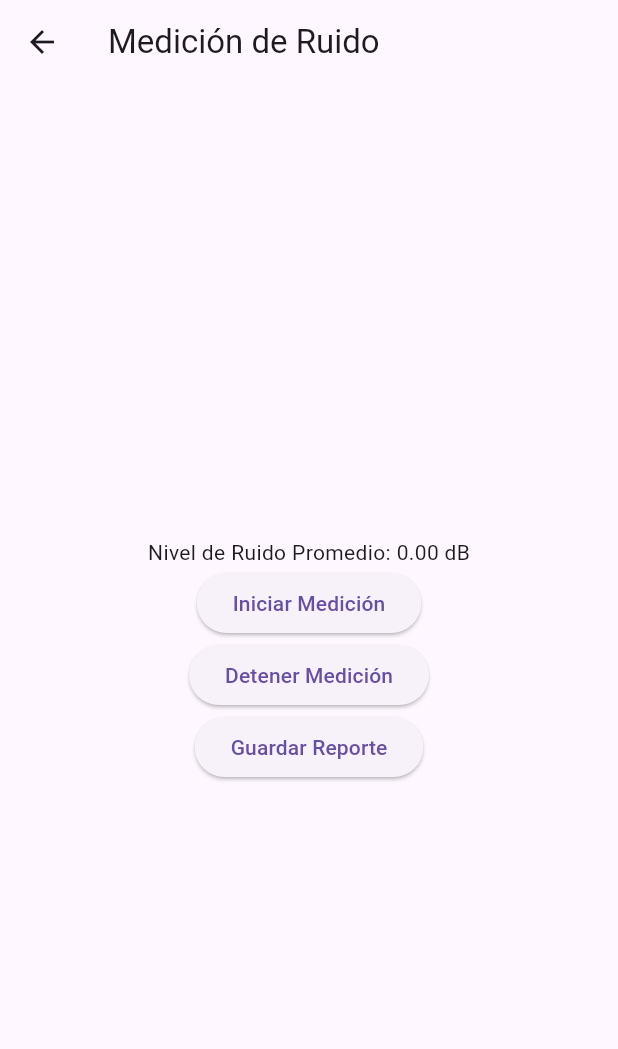
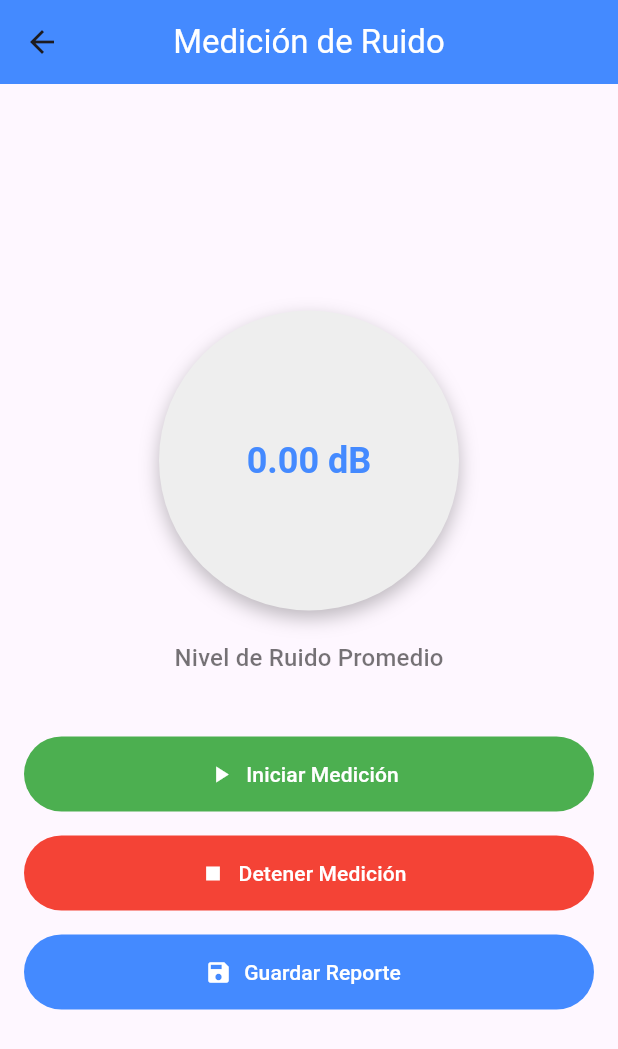
Before and after one commit to IsaacPater31/Flutter-proyects, a Flutter app: the HomePage screen opened directly, after a tap on "Realizar Medición", on a phone screen of 412 x 824 dp. Shown: the top 1049 px of the screen. Run offline on Flutter 3.47's test engine with Material 3 defaults, Android fonts, the phone set to English and light mode, and no system bars; our stand-ins replace flutter_map, geolocator, latlong2, permission_handler; missing offline and left inert: noise_meter; network calls fail.

Commit message:
Mejoras en aspectos visuales

```diff
--- a/appruido/lib/views/Reports_view.dart
+++ b/appruido/lib/views/Reports_view.dart
@@ -1,6 +1,5 @@
 import 'package:appruido/controllers/Reports_controller.dart';
 import 'package:flutter/material.dart';
-
 
 class ReportsView extends StatefulWidget {
   @override
@@ -24,33 +23,84 @@ class _ReportsViewState extends State<ReportsView> {
     });
   }
 
+  // Método para determinar el color del ícono basado en el nivel de ruido
+  Color getMarkerColor(double nivelRuido) {
+    if (nivelRuido < 65) {
+      return Colors.green; // Nivel seguro
+    } else if (nivelRuido < 85) {
+      return Colors.yellow; // Nivel moderado
+    } else {
+      return Colors.red; // Nivel alto
+    }
+  }
+
   @override
   Widget build(BuildContext context) {
     return Scaffold(
       appBar: AppBar(
-        title: Text('Reportes de Ruido'),
+        title: Text(
+          'Reportes de Ruido',
+          style: Theme.of(context).textTheme.titleLarge?.copyWith(color: Colors.white),
         ),
-      body: isLoading
+        centerTitle: true,
+        backgroundColor: Colors.blueAccent,
+      ),
+      body: AnimatedSwitcher(
+        duration: Duration(milliseconds: 500),
+        child: isLoading
             ? Center(child: CircularProgressIndicator())
             : reportsController.reportData.isEmpty
-              ? Center(child: Text('No se encontraron reportes'))
+                ? Center(
+                    child: Column(
+                      mainAxisAlignment: MainAxisAlignment.center,
+                      children: [
+                        Icon(Icons.info_outline, size: 50, color: Colors.grey),
+                        SizedBox(height: 10),
+                        Text(
+                          'No se encontraron reportes',
+                          style: Theme.of(context).textTheme.titleMedium?.copyWith(color: Colors.grey),
+                          textAlign: TextAlign.center,
+                        ),
+                      ],
+                    ),
+                  )
                 : ListView.builder(
+                    padding: EdgeInsets.symmetric(vertical: 10, horizontal: 15),
                     itemCount: reportsController.reportData.length,
                     itemBuilder: (context, index) {
                       var report = reportsController.reportData[index];
+                      double nivelRuido = (report['Nivel_Ruido'] as num).toDouble();
+
                       return Card(
-                      margin: EdgeInsets.symmetric(vertical: 10, horizontal: 15),
+                        margin: EdgeInsets.symmetric(vertical: 10),
+                        elevation: 4,
+                        shape: RoundedRectangleBorder(borderRadius: BorderRadius.circular(10)),
                         child: ListTile(
-                        title: Text('Nivel de Ruido: ${report['Nivel_Ruido']} dB'),
-                        subtitle: Text('Fecha: ${report['Fecha']} - Hora: ${report['Hora']}'),
-                        trailing: Icon(Icons.location_on),
+                          leading: CircleAvatar(
+                            backgroundColor: getMarkerColor(nivelRuido),
+                            child: Icon(Icons.bar_chart, color: Colors.white),
+                          ),
+                          title: Text(
+                            'Nivel de Ruido: ${nivelRuido.toStringAsFixed(1)} dB',
+                            style: Theme.of(context).textTheme.titleMedium,
+                          ),
+                          subtitle: Text(
+                            'Fecha: ${report['Fecha']} - Hora: ${report['Hora']}',
+                            style: Theme.of(context).textTheme.bodySmall,
+                          ),
+                          trailing: Icon(
+                            Icons.location_on,
+                            color: getMarkerColor(nivelRuido), // Color del ícono basado en el nivel de ruido
+                          ),
                           onTap: () {
+                            // Acciones al seleccionar un reporte
                             print('Detalles del reporte: ${report['Id_Medida']}');
                           },
                         ),
                       );
                     },
                   ),
+      ),
     );
   }
 }
--- a/appruido/lib/views/Sound_view.dart
+++ b/appruido/lib/views/Sound_view.dart
@@ -9,8 +9,12 @@ class SoundView extends StatefulWidget {
 class _SoundViewState extends State<SoundView> {
   final SoundController _soundController = SoundController();
   double _currentDecibel = 0.0;
+  bool _isMeasuring = false;
 
   void _startMeasurement() {
+    setState(() {
+      _isMeasuring = true;
+    });
     _soundController.startRecording((noiseReading) {
       setState(() {
         _currentDecibel = noiseReading.meanDecibel;
@@ -20,6 +24,9 @@ class _SoundViewState extends State<SoundView> {
 
   void _stopMeasurement() {
     _soundController.stopRecording();
+    setState(() {
+      _isMeasuring = false;
+    });
   }
 
   void _saveReport() {
@@ -29,15 +36,87 @@ class _SoundViewState extends State<SoundView> {
   @override
   Widget build(BuildContext context) {
     return Scaffold(
-      appBar: AppBar(title: Text("Medición de Ruido")),
-      body: Center(
+      appBar: AppBar(
+        title: Text(
+          "Medición de Ruido",
+          style: Theme.of(context).textTheme.titleLarge?.copyWith(color: Colors.white),
+        ),
+        centerTitle: true,
+        backgroundColor: Colors.blueAccent,
+      ),
+      body: Padding(
+        padding: const EdgeInsets.all(16.0),
         child: Column(
           mainAxisAlignment: MainAxisAlignment.center,
+          crossAxisAlignment: CrossAxisAlignment.center,
           children: [
-            Text('Nivel de Ruido Promedio: ${_currentDecibel.toStringAsFixed(2)} dB'),
-            ElevatedButton(onPressed: _startMeasurement, child: Text("Iniciar Medición")),
-            ElevatedButton(onPressed: _stopMeasurement, child: Text("Detener Medición")),
-            ElevatedButton(onPressed: _saveReport, child: Text("Guardar Reporte")),
+            // Visualización del nivel de ruido
+            AnimatedContainer(
+              duration: Duration(milliseconds: 500),
+              curve: Curves.easeInOut,
+              width: 200,
+              height: 200,
+              decoration: BoxDecoration(
+                color: _isMeasuring ? Colors.green.shade100 : Colors.grey.shade200,
+                shape: BoxShape.circle,
+                boxShadow: [
+                  BoxShadow(
+                    color: Colors.black26,
+                    blurRadius: 10,
+                    offset: Offset(0, 5),
+                  ),
+                ],
+              ),
+              child: Center(
+                child: Text(
+                  '${_currentDecibel.toStringAsFixed(2)} dB',
+                  style: Theme.of(context).textTheme.headlineSmall?.copyWith(
+                        fontWeight: FontWeight.bold,
+                        color: Colors.blueAccent,
+                      ),
+                ),
+              ),
+            ),
+            SizedBox(height: 20),
+            Text(
+              'Nivel de Ruido Promedio',
+              style: Theme.of(context).textTheme.titleMedium?.copyWith(color: Colors.black54),
+            ),
+            SizedBox(height: 40),
+            // Botones de acciones
+            Column(
+              children: [
+                FilledButton.icon(
+                  onPressed: _startMeasurement,
+                  icon: Icon(Icons.play_arrow),
+                  label: Text("Iniciar Medición"),
+                  style: FilledButton.styleFrom(
+                    minimumSize: Size(double.infinity, 50),
+                    backgroundColor: Colors.green,
+                  ),
+                ),
+                SizedBox(height: 16),
+                FilledButton.icon(
+                  onPressed: _stopMeasurement,
+                  icon: Icon(Icons.stop),
+                  label: Text("Detener Medición"),
+                  style: FilledButton.styleFrom(
+                    minimumSize: Size(double.infinity, 50),
+                    backgroundColor: Colors.red,
+                  ),
+                ),
+                SizedBox(height: 16),
+                FilledButton.icon(
+                  onPressed: _saveReport,
+                  icon: Icon(Icons.save),
+                  label: Text("Guardar Reporte"),
+                  style: FilledButton.styleFrom(
+                    minimumSize: Size(double.infinity, 50),
+                    backgroundColor: Colors.blueAccent,
+                  ),
+                ),
+              ],
+            ),
           ],
         ),
       ),
--- a/appruido/lib/views/home_page.dart
+++ b/appruido/lib/views/home_page.dart
@@ -1,37 +1,47 @@
 import 'package:appruido/controllers/Cops_controller.dart';
 import 'package:appruido/views/Reports_view.dart';
 import 'package:flutter/material.dart';
-import 'package:appruido/controllers/MapStart_Controller.dart'; // Ruta del mapa
+import 'package:appruido/controllers/MapStart_Controller.dart'; // Controlador del mapa
 import 'package:appruido/views/Sound_view.dart'; // Vista de medición de sonido
-
 
 class HomePage extends StatelessWidget {
   @override
   Widget build(BuildContext context) {
     return Scaffold(
       appBar: AppBar(
-        title: Text('Mapa de Ruido'), // Solo un título aquí
+        title: Text(
+          'Mapa de Ruido',
+          style: Theme.of(context).textTheme.titleMedium?.copyWith(color: Colors.white),
+        ), // Título más pequeño
+        centerTitle: true,
+        backgroundColor: Colors.blueAccent, // Color del encabezado
       ),
       body: Stack(
         children: [
-          // Mapa en la parte superior de la pantalla
+          // Mapa en la parte superior
           Positioned(
             top: 0,
             left: 0,
             right: 0,
-            height: MediaQuery.of(context).size.height * 0.6, // 60% de la pantalla
-            child: MapStartController(), // Mapa
+            height: MediaQuery.of(context).size.height * 0.7, // Ocupa el 70% del alto
+            child: MapStartController(),
           ),
           // Cuadro en la parte inferior con las funciones
           Positioned(
             bottom: 0,
             left: 0,
             right: 0,
-            height: MediaQuery.of(context).size.height * 0.4, // 40% de la pantalla
-            child: Container(
+            height: MediaQuery.of(context).size.height * 0.3, // Ocupa el 30% del alto
+            child: AnimatedContainer(
+              duration: Duration(milliseconds: 500), // Animación suave
+              curve: Curves.easeInOut,
               padding: EdgeInsets.all(16),
               decoration: BoxDecoration(
-                color: Colors.white,
+                gradient: LinearGradient(
+                  colors: [Colors.white, Colors.grey.shade200],
+                  begin: Alignment.topCenter,
+                  end: Alignment.bottomCenter,
+                ),
                 borderRadius: BorderRadius.only(
                   topLeft: Radius.circular(20),
                   topRight: Radius.circular(20),
@@ -52,7 +62,7 @@ class HomePage extends StatelessWidget {
                     child: Column(
                       mainAxisAlignment: MainAxisAlignment.spaceAround,
                       children: [
-                        ElevatedButton(
+                        FilledButton.icon(
                           onPressed: () {
                             print('Botón "Realizar Medición" presionado');
                             Navigator.push(
@@ -60,55 +70,71 @@ class HomePage extends StatelessWidget {
                               MaterialPageRoute(builder: (context) => SoundView()),
                             );
                           },
-                          style: ElevatedButton.styleFrom(
-                            minimumSize: Size(120, 50),
+                          icon: Icon(Icons.mic, color: Colors.white),
+                          label: Text(
+                            'Realizar Medición',
+                            style: Theme.of(context).textTheme.labelLarge?.copyWith(color: Colors.white),
+                          ),
+                          style: FilledButton.styleFrom(
                             backgroundColor: Colors.green,
+                            minimumSize: Size(140, 50),
                           ),
-                          child: Text('Realizar Medición'),
                         ),
-                        ElevatedButton(
+                        FilledButton.icon(
                           onPressed: () {
                             print('Botón "Ver Reportes" presionado');
-                            // Navegar a la vista de reportes
                             Navigator.push(
                               context,
                               MaterialPageRoute(builder: (context) => ReportsView()),
                             );
                           },
-                          style: ElevatedButton.styleFrom(
-                            minimumSize: Size(120, 50),
+                          icon: Icon(Icons.list_alt, color: Colors.white),
+                          label: Text(
+                            'Ver mis Reportes',
+                            style: Theme.of(context).textTheme.labelLarge?.copyWith(color: Colors.white),
                           ),
-                          child: Text('Ver mis Reportes'),
+                          style: FilledButton.styleFrom(
+                            backgroundColor: Colors.blueAccent,
+                            minimumSize: Size(140, 50),
+                          ),
                         ),
                       ],
                     ),
                   ),
-                  SizedBox(width: 16), // Espacio entre las columnas
+                  SizedBox(width: 16),
                   // Columna de botones a la derecha
                   Expanded(
                     child: Column(
                       mainAxisAlignment: MainAxisAlignment.spaceAround,
                       children: [
-                        ElevatedButton(
+                        FilledButton.icon(
                           onPressed: () {
                             print('Botón "Generar Estadísticas" presionado');
                           },
-                          style: ElevatedButton.styleFrom(
-                            minimumSize: Size(120, 50),
+                          icon: Icon(Icons.bar_chart, color: Colors.white),
+                          label: Text(
+                            'Generar Estadísticas',
+                            style: Theme.of(context).textTheme.labelLarge?.copyWith(color: Colors.white),
                           ),
-                          child: Text('Generar Estadísticas'),
+                          style: FilledButton.styleFrom(
+                            backgroundColor: Colors.orange,
+                            minimumSize: Size(140, 50),
+                          ),
                         ),
-                        ElevatedButton(
+                        FilledButton.icon(
                           onPressed: () {
                             print('Botón "Llamar Autoridades" presionado');
-                            // Llamada a la línea de emergencia
                             CopsController.callEmergencyLine();
                           },
-                          style: ElevatedButton.styleFrom(
-                            minimumSize: Size(120, 50),
+                          icon: Icon(Icons.phone, color: Colors.white),
+                          label: Text(
+                            'Llamar Autoridades',
+                            style: Theme.of(context).textTheme.labelLarge?.copyWith(color: Colors.white),
+                          ),
+                          style: FilledButton.styleFrom(
                             backgroundColor: Colors.red,
+                            minimumSize: Size(140, 50),
                           ),
-                          child: Text('Llamar Autoridades'),
                         ),
                       ],
                     ),
@@ -117,17 +143,6 @@ class HomePage extends StatelessWidget {
               ),
             ),
           ),
-          // Botón para notificaciones en la esquina superior derecha
-          Positioned(
-            top: 20,
-            right: 20,
-            child: IconButton(
-              icon: Icon(Icons.notifications),
-              onPressed: () {
-                print('Botón de Notificaciones presionado');
-              },
-            ),
-          ),
         ],
       ),
     );
```
Also changed, not shown: appruido/lib/controllers/Stats_controller.dart (added), appruido/lib/views/Stats_view.dart (added). Lines whose indentation alone changed are shown as unchanged.
